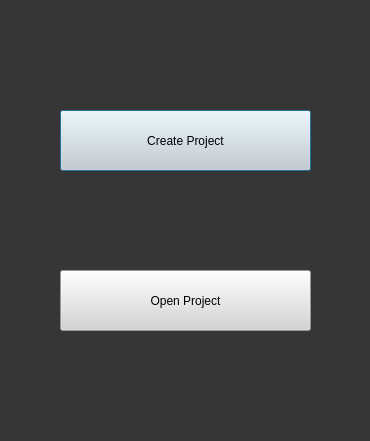
The window that App/Simulator_App/ui/Start.ui (DanielMontoyaR/Toolbox-de-Simulaci-n-para-An-lisis-de-Se-ales-Mixtas) describes before a commit, drawn with Qt 5.
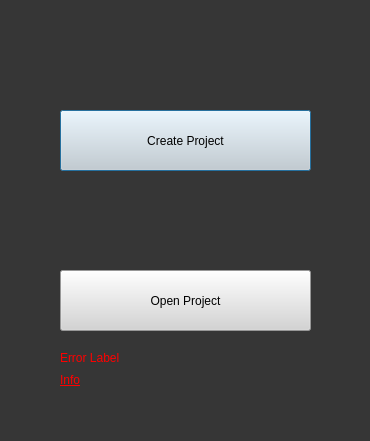
The same window after the commit.

Patch:
```diff
--- a/App/Simulator_App/ui/Start.ui
+++ b/App/Simulator_App/ui/Start.ui
@@ -65,7 +65,7 @@
      <x>60</x>
      <y>350</y>
      <width>251</width>
-     <height>71</height>
+     <height>16</height>
     </rect>
    </property>
    <property name="autoFillBackground">
@@ -75,7 +75,32 @@
     <string notr="true">font: 10pt &quot;MS Shell Dlg 2&quot;;color:rgb(255, 0, 0)</string>
    </property>
    <property name="text">
-    <string/>
+    <string>Error Label</string>
+   </property>
+   <property name="scaledContents">
+    <bool>false</bool>
+   </property>
+   <property name="wordWrap">
+    <bool>true</bool>
+   </property>
+  </widget>
+  <widget class="QLabel" name="errorLabelInfo">
+   <property name="geometry">
+    <rect>
+     <x>60</x>
+     <y>370</y>
+     <width>251</width>
+     <height>20</height>
+    </rect>
+   </property>
+   <property name="autoFillBackground">
+    <bool>false</bool>
+   </property>
+   <property name="styleSheet">
+    <string notr="true">font: 10pt &quot;MS Shell Dlg 2&quot;;color:rgb(255, 0, 0)</string>
+   </property>
+   <property name="text">
+    <string>&lt;html&gt;&lt;head/&gt;&lt;body&gt;&lt;p&gt;&lt;span style=&quot; text-decoration: underline;&quot;&gt;Info&lt;/span&gt;&lt;/p&gt;&lt;/body&gt;&lt;/html&gt;</string>
    </property>
    <property name="scaledContents">
     <bool>false</bool>
```
Left out of the diff: 2 changed lines with no effect on the pictures.
